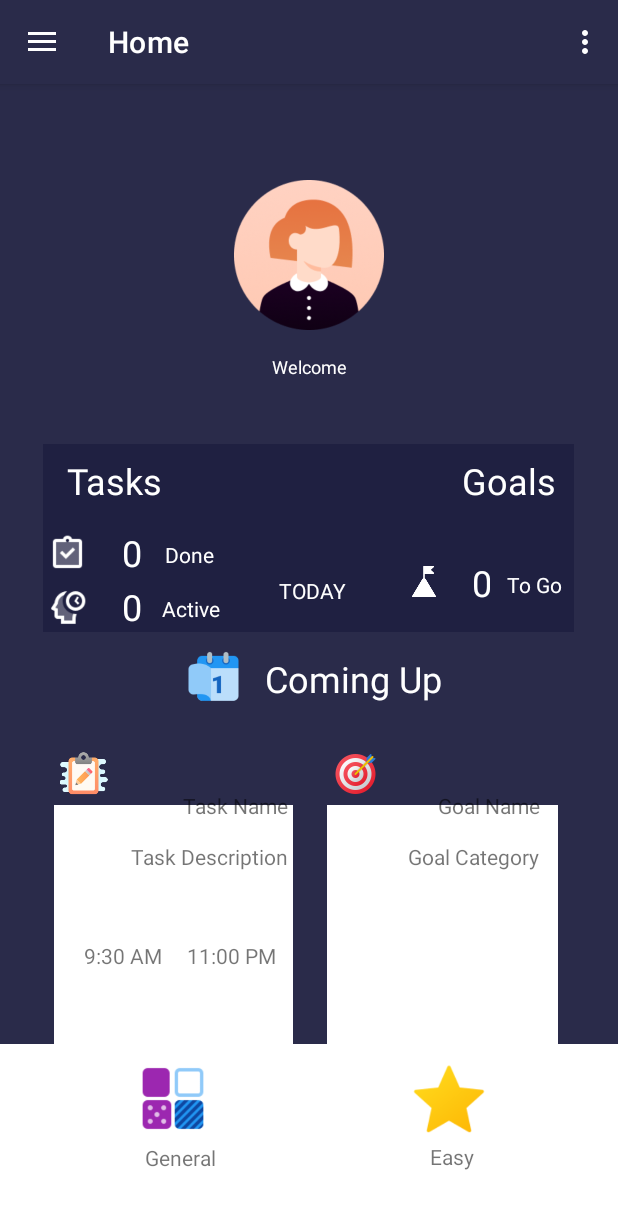
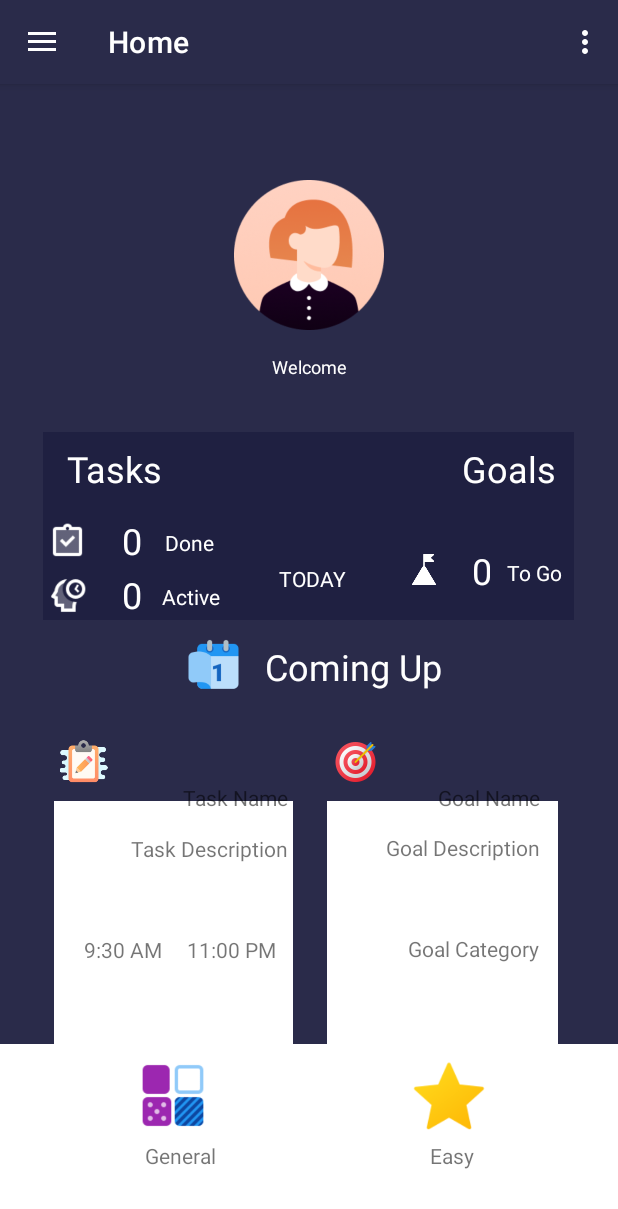
Before and after one commit to aryna93/RMIT-Group8-BITS, an Android app: the screen it shows after launch (MainActivity), on a phone screen of 412 x 824 dp. Shown: the top 1209 px of the screen. Run offline under Robolectric (Android 15) with nearby library versions, the phone set to English and light mode, and no system bars; our stand-ins replace navigation-ui; 13 statements that could not run were skipped.

Commit message:
Homepage MVF - Goals
Added new read method in DB handler to pass goals table data into a goals data model, and displaying the latest one on homepage

```diff
--- a/Hability/app/src/main/java/com/syncstorm/hability/database/DatabaseHandler.kt
+++ b/Hability/app/src/main/java/com/syncstorm/hability/database/DatabaseHandler.kt
@@ -9,6 +9,7 @@ class DatabaseHandler(var context: Context) : SQLiteOpenHelper(context, "HABILIT
     1) {
     private val dbModel = DatabaseModel()
     private val tableName = dbModel.TABLENAME
+    private val TABLE_NAME_GOALS = "goals"
     // val dbName = dbModel.DATABASENAME
 
     override fun onCreate(db: SQLiteDatabase?) {
--- a/Hability/app/src/main/java/com/syncstorm/hability/database/DatabaseHelper.kt
+++ b/Hability/app/src/main/java/com/syncstorm/hability/database/DatabaseHelper.kt
@@ -67,6 +67,28 @@ class DatabaseHelper(
         }
         return cursor
     }
+
+    fun readDataModelGoals(): MutableList<GoalsModelClass>{
+        val list: MutableList<GoalsModelClass> = ArrayList()
+        val db = this.readableDatabase
+        val query = "Select * from $TABLE_NAME_GOALS"
+        val result = db.rawQuery(query, null)
+        if (result.moveToFirst()) {
+            do {
+                val goal = GoalsModelClass()
+                goal.goalID = result.getString(result.getColumnIndex(COLUMN_ID_GOAL)).toInt()
+                goal.goalTitle = result.getString(result.getColumnIndex(COLUMN_TITLE))
+                goal.goalDescription = result.getString(result.getColumnIndex(COLUMN_DESCRIPTION))
+                goal.goalStartDate = result.getString(result.getColumnIndex(COLUMN_START_DATE))
+                goal.goalDifficulty = result.getString(result.getColumnIndex(COLUMN_DIFFICULTY))
+                goal.goalCategory = result.getString(result.getColumnIndex(COLUMN_CATEGORY))
+                list.add(goal)
+            }
+            while (result.moveToNext())
+        }
+        return list
+    }
+
 
     fun updateDataGoals(
         row_id: String,
--- a/Hability/app/src/main/java/com/syncstorm/hability/ui/home/HomeController.kt
+++ b/Hability/app/src/main/java/com/syncstorm/hability/ui/home/HomeController.kt
@@ -1,5 +1,6 @@
 package com.syncstorm.hability.ui.home
 
+import com.syncstorm.hability.database.GoalsModelClass
 import com.syncstorm.hability.database.TaskModelClass
 import java.time.LocalDate
 import java.time.LocalDateTime
@@ -13,7 +14,7 @@ class HomeController {
     fun getLatestTask(allTasks: MutableList<TaskModelClass>): TaskModelClass {
         val todayTasks: MutableList<TaskModelClass> = ArrayList()
         for (i in 0 until allTasks.size) {
-            if (allTasks[i].taskStartDate == todayDate) {
+            if (allTasks[i].taskStartDate == todayDate && allTasks[i].taskStatus == "Active") {
                 val todayTask = TaskModelClass()
                 todayTask.taskID = allTasks[i].taskID
                 todayTask.taskName = allTasks[i].taskName
@@ -40,6 +41,36 @@ class HomeController {
         )
     }
 
+    fun getLatestGoal(allGoals: MutableList<GoalsModelClass>): GoalsModelClass {
+        val todayGoals: MutableList<GoalsModelClass> = ArrayList()
+        for (i in 0 until allGoals.size) {
+                val todayGoal = GoalsModelClass()
+                todayGoal.goalID = allGoals[i].goalID
+                todayGoal.goalTitle = allGoals[i].goalTitle
+                todayGoal.goalDescription = allGoals[i].goalDescription
+                todayGoal.goalDifficulty = allGoals[i].goalDifficulty
+                todayGoal.goalCategory = allGoals[i].goalCategory
+                todayGoal.goalStartDate = allGoals[i].goalStartDate
+                todayGoals.add(todayGoal)
+        }
+        return GoalsModelClass(
+            todayGoals[0].goalID,
+            todayGoals[0].goalTitle,
+            todayGoals[0].goalDescription,
+            todayGoals[0].goalStartDate,
+            todayGoals[0].goalDifficulty,
+            todayGoals[0].goalCategory
+        )
+    }
+
+    fun getSumAllGoals(allGoals: MutableList<GoalsModelClass>): String {
+        var counter = 0
+        for (i in allGoals.indices) {
+            ++counter
+        }
+        return counter.toString()
+    }
+
     fun getSumAllTasksToday(allTasks: MutableList<TaskModelClass>): String {
         var counter = 0
         for (i in allTasks.indices){
--- a/Hability/app/src/main/java/com/syncstorm/hability/ui/home/HomeFragment.kt
+++ b/Hability/app/src/main/java/com/syncstorm/hability/ui/home/HomeFragment.kt
@@ -15,6 +15,7 @@ import com.syncstorm.hability.database.DatabaseHandler
 import com.syncstorm.hability.database.DatabaseHelper
 import com.syncstorm.hability.database.TaskModelClass
 import com.syncstorm.hability.databinding.FragmentHomeBinding
+import com.syncstorm.hability.ui.goals.GoalsViewModel
 import java.lang.IndexOutOfBoundsException
 import java.time.LocalDateTime
 import java.time.format.DateTimeFormatter
@@ -74,6 +75,7 @@ class HomeFragment : Fragment() {
         // Latest Goal
         val tvLatestGoalName: TextView = view.findViewById(R.id.textViewLatestGoalName)
         val tvLatestGoalCategory: TextView = view.findViewById(R.id.textViewLatestGoalCategory)
+        val tvLatestGoalDescription: TextView = view.findViewById(R.id.textViewLatestGoalDescription)
         val tvLatestGoalDifficulty: TextView = view.findViewById(R.id.textViewLatestGoalDifficulty)
         val imgLatestGoalDifficulty: ImageView = view.findViewById(R.id.imageViewLatestGoalDifficulty)
 
@@ -81,8 +83,25 @@ class HomeFragment : Fragment() {
         val homeC = HomeController()
 
         // Goal
-        val dbGoal = DatabaseHelper(context)
-        val dataGoals = dbGoal.readDataGoals()
+        val dbGoals = DatabaseHelper(context)
+        val dataGoals = dbGoals.readDataModelGoals()
+        try {
+            val latestGoal = homeC.getLatestGoal(dataGoals)
+            tvLatestGoalName.text = latestGoal.goalTitle
+            tvLatestGoalCategory.text = latestGoal.goalCategory
+            tvLatestGoalDescription.text = latestGoal.goalDescription
+            tvLatestGoalDifficulty.text = latestGoal.goalDifficulty
+
+            when (latestGoal.goalDifficulty) {
+                "Trivial" -> imgLatestGoalDifficulty.setImageResource(R.drawable.trivial_difficulty)
+                "Easy" -> imgLatestGoalDifficulty.setImageResource(R.drawable.easy_difficulty)
+                "Medium" -> imgLatestGoalDifficulty.setImageResource(R.drawable.moderate_difficulty)
+                "Hard" -> imgLatestGoalDifficulty.setImageResource(R.drawable.hard_difficulty)
+            }
+
+        } catch (e: IndexOutOfBoundsException) {
+            Toast.makeText(context, "No Goals for Today!", Toast.LENGTH_SHORT).show()
+        }
 
         // Task
         val dbTask = DatabaseHandler(context)
@@ -111,6 +130,7 @@ class HomeFragment : Fragment() {
         }
 
         tvTaskTodayActiveCount.text = homeC.getSumAllTasksToday(dataTasks)
+        tvGoalActiveCount.text = homeC.getSumAllGoals(dataGoals)
 
     }
 
--- a/Hability/app/src/main/res/layout/fragment_home.xml
+++ b/Hability/app/src/main/res/layout/fragment_home.xml
@@ -44,7 +44,7 @@
         android:id="@+id/viewFixed"
         android:layout_width="354dp"
         android:layout_height="125dp"
-        android:layout_marginTop="16dp"
+        android:layout_marginTop="8dp"
         android:background="@color/blue_secondary"
         app:layout_constraintEnd_toEndOf="parent"
         app:layout_constraintHorizontal_bias="0.491"
@@ -183,10 +183,11 @@
         android:layout_height="wrap_content"
         android:layout_marginEnd="52dp"
         android:text="Goal Category"
+        android:maxLength="18"
         app:layout_constraintBottom_toBottomOf="parent"
         app:layout_constraintEnd_toEndOf="parent"
         app:layout_constraintTop_toBottomOf="@+id/viewFixed"
-        app:layout_constraintVertical_bias="0.365" />
+        app:layout_constraintVertical_bias="0.535" />
 
     <TextView
         android:id="@+id/textViewLatestGoalName"
@@ -197,7 +198,20 @@
         app:layout_constraintBottom_toBottomOf="parent"
         app:layout_constraintEnd_toEndOf="parent"
         app:layout_constraintTop_toBottomOf="@+id/viewFixed"
+        android:maxLength="14"
         app:layout_constraintVertical_bias="0.277" />
+
+    <TextView
+        android:id="@+id/textViewLatestGoalDescription"
+        android:layout_width="wrap_content"
+        android:layout_height="wrap_content"
+        android:layout_marginEnd="52dp"
+        android:text="Goal Description"
+        android:maxLength="18"
+        app:layout_constraintBottom_toBottomOf="parent"
+        app:layout_constraintEnd_toEndOf="parent"
+        app:layout_constraintTop_toBottomOf="@+id/viewFixed"
+        app:layout_constraintVertical_bias="0.363" />
 
     <ImageView
         android:id="@+id/imageViewGoalsHeading"
@@ -318,6 +332,7 @@
         app:layout_constraintBottom_toBottomOf="parent"
         app:layout_constraintEnd_toEndOf="parent"
         app:layout_constraintTop_toBottomOf="@+id/viewFixed"
+        android:maxLength="14"
         app:layout_constraintVertical_bias="0.277" />
 
     <TextView
@@ -339,6 +354,7 @@
         android:text="Task Description"
         app:layout_constraintBottom_toBottomOf="parent"
         app:layout_constraintEnd_toEndOf="parent"
+        android:maxLength="18"
         app:layout_constraintTop_toBottomOf="@+id/viewFixed"
         app:layout_constraintVertical_bias="0.365" />
 
```
Also changed, not shown: Hability/app/src/main/java/com/syncstorm/hability/database/GoalsModelClass.kt (added, +10 -0 lines), Hability/app/src/main/res/layout/creation_form_fragment.xml (+12 -0 lines), Hability/app/src/main/res/drawable/easy_difficulty.PNG (added), Hability/app/src/main/res/drawable/hard_difficulty.PNG (added), Hability/app/src/main/res/drawable/moderate_difficulty.PNG (added), Hability/app/src/main/res/drawable/trivial_difficulty.PNG (added).
